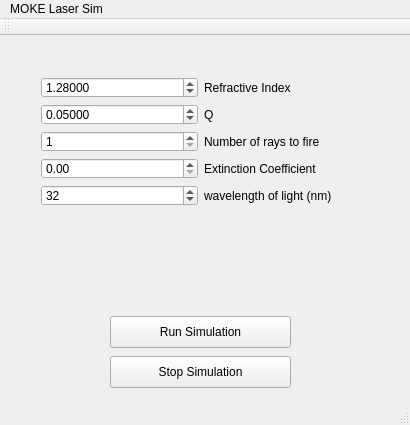
Qt form mokelasersim.ui (Billlynch/COMP30040) before a commit.
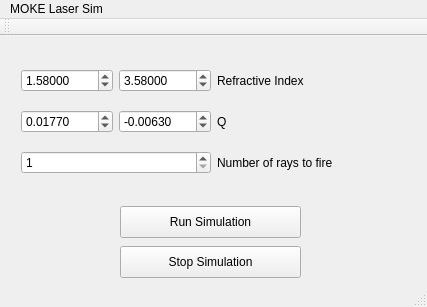
The same form after that commit.

Patch:
```diff
--- a/mokelasersim.ui
+++ b/mokelasersim.ui
@@ -6,8 +6,8 @@
    <rect>
     <x>0</x>
     <y>0</y>
-    <width>410</width>
-    <height>425</height>
+    <width>427</width>
+    <height>307</height>
    </rect>
   </property>
   <property name="windowTitle">
@@ -17,27 +17,73 @@
    <widget class="QWidget" name="gridLayoutWidget">
     <property name="geometry">
      <rect>
-      <x>30</x>
-      <y>30</y>
-      <width>341</width>
+      <x>10</x>
+      <y>10</y>
+      <width>408</width>
       <height>151</height>
      </rect>
     </property>
     <layout class="QGridLayout" name="gridLayout">
      <item row="3" column="1">
-      <widget class="QLabel" name="label_4">
+      <widget class="QLabel" name="label_3">
        <property name="text">
-        <string>Extinction Coefficient</string>
+        <string>Number of rays to fire</string>
        </property>
       </widget>
      </item>
-     <item row="1" column="1">
+     <item row="3" column="0">
+      <widget class="QSpinBox" name="rayCount">
+       <property name="minimum">
+        <number>1</number>
+       </property>
+       <property name="maximum">
+        <number>1000</number>
+       </property>
+      </widget>
+     </item>
+     <item row="2" column="1">
       <widget class="QLabel" name="label_2">
        <property name="text">
         <string>Q</string>
        </property>
       </widget>
      </item>
+     <item row="0" column="0">
+      <layout class="QHBoxLayout" name="horizontalLayout">
+       <item>
+        <widget class="QDoubleSpinBox" name="n0_r_input">
+         <property name="decimals">
+          <number>5</number>
+         </property>
+         <property name="minimum">
+          <double>-99.000000000000000</double>
+         </property>
+         <property name="singleStep">
+          <double>0.001000000000000</double>
+         </property>
+         <property name="value">
+          <double>1.580000000000000</double>
+         </property>
+        </widget>
+       </item>
+       <item>
+        <widget class="QDoubleSpinBox" name="n0_i_input">
+         <property name="decimals">
+          <number>5</number>
+         </property>
+         <property name="minimum">
+          <double>-99.000000000000000</double>
+         </property>
+         <property name="singleStep">
+          <double>0.001000000000000</double>
+         </property>
+         <property name="value">
+          <double>3.580000000000000</double>
+         </property>
+        </widget>
+       </item>
+      </layout>
+     </item>
      <item row="0" column="1">
       <widget class="QLabel" name="label">
        <property name="text">
@@ -45,70 +91,43 @@
        </property>
       </widget>
      </item>
-     <item row="3" column="0">
-      <widget class="QDoubleSpinBox" name="ExtinctionCoefficient"/>
-     </item>
      <item row="2" column="0">
-      <widget class="QSpinBox" name="rayCount">
-       <property name="minimum">
-        <number>1</number>
-       </property>
-       <property name="maximum">
-        <number>1000</number>
-       </property>
-      </widget>
-     </item>
-     <item row="1" column="0">
-      <widget class="QDoubleSpinBox" name="QValueBox">
+      <layout class="QHBoxLayout" name="horizontalLayout_2">
+       <item>
+        <widget class="QDoubleSpinBox" name="Q_r_input">
        <property name="decimals">
         <number>5</number>
        </property>
+         <property name="minimum">
+          <double>-99.000000000000000</double>
+         </property>
        <property name="value">
-        <double>0.050000000000000</double>
+          <double>0.017700000000000</double>
        </property>
       </widget>
      </item>
-     <item row="0" column="0">
-      <widget class="QDoubleSpinBox" name="RefractiveIndexBox">
+       <item>
+        <widget class="QDoubleSpinBox" name="Q_i_input">
        <property name="decimals">
         <number>5</number>
        </property>
-       <property name="value">
-        <double>1.280000000000000</double>
-       </property>
-      </widget>
-     </item>
-     <item row="2" column="1">
-      <widget class="QLabel" name="label_3">
-       <property name="text">
-        <string>Number of rays to fire</string>
-       </property>
-      </widget>
-     </item>
-     <item row="4" column="0">
-      <widget class="QSpinBox" name="waveLength">
        <property name="minimum">
-        <number>1</number>
+          <double>-99.000000000000000</double>
        </property>
        <property name="value">
-        <number>32</number>
+          <double>-0.006300000000000</double>
        </property>
       </widget>
      </item>
-     <item row="4" column="1">
-      <widget class="QLabel" name="label_5">
-       <property name="text">
-        <string>wavelength of light (nm)</string>
-       </property>
-      </widget>
+      </layout>
      </item>
     </layout>
    </widget>
    <widget class="QPushButton" name="RunSimButton">
     <property name="geometry">
      <rect>
-      <x>110</x>
-      <y>280</y>
+      <x>120</x>
+      <y>170</y>
       <width>181</width>
       <height>32</height>
      </rect>
@@ -120,8 +139,8 @@
    <widget class="QPushButton" name="StopSimButton">
     <property name="geometry">
      <rect>
-      <x>110</x>
-      <y>320</y>
+      <x>120</x>
+      <y>210</y>
       <width>181</width>
       <height>32</height>
      </rect>
@@ -136,7 +155,7 @@
     <rect>
      <x>0</x>
      <y>0</y>
-     <width>410</width>
+     <width>427</width>
      <height>22</height>
     </rect>
    </property>
```
Lines whose indentation alone changed are shown as unchanged.
